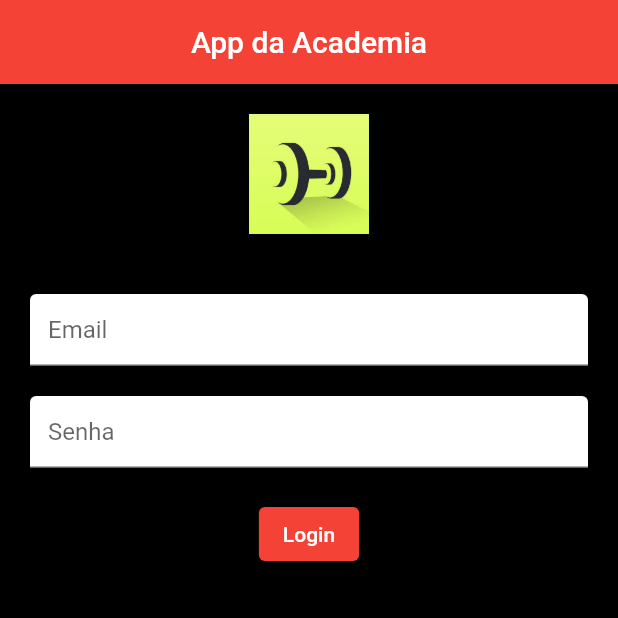
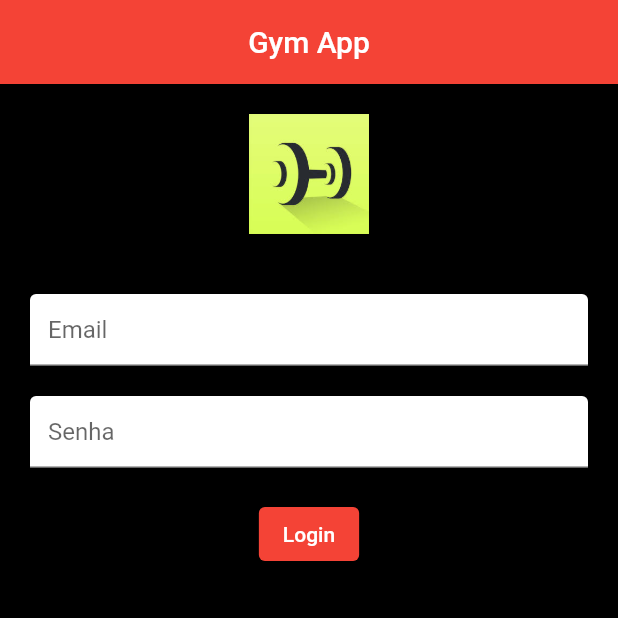
Before and after one commit to brunomoretti10/flutter, a Flutter app: the screen it shows after launch, on a phone screen of 412 x 824 dp, the top half of it. Run offline on Flutter 3.47's test engine with Material 2 defaults, Android fonts, the phone set to English and light mode, and no system bars.

Commit message:
titulo mudado

```diff
--- a/flutter_application_1/lib/login.dart
+++ b/flutter_application_1/lib/login.dart
@@ -7,7 +7,7 @@ class LoginPage extends StatelessWidget {
       backgroundColor: Colors.black,
       appBar: AppBar(
         centerTitle: true,
-        title: const Text('App da Academia'),
+        title: const Text('Gym App'),
       ),
       body: Padding(
         padding: const EdgeInsets.only(
```
